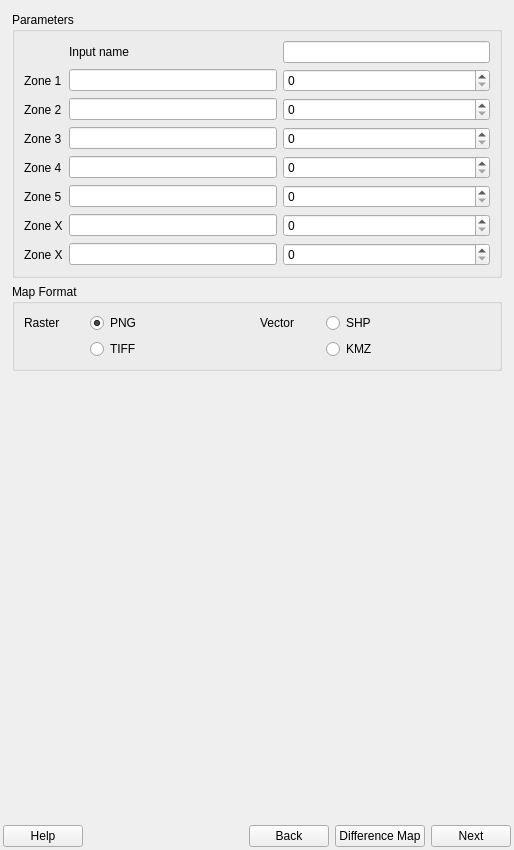
osundwajeff/qgis-plugin, file geosys/ui/templates/geosys_dockwidget_base.ui: the form before one commit.
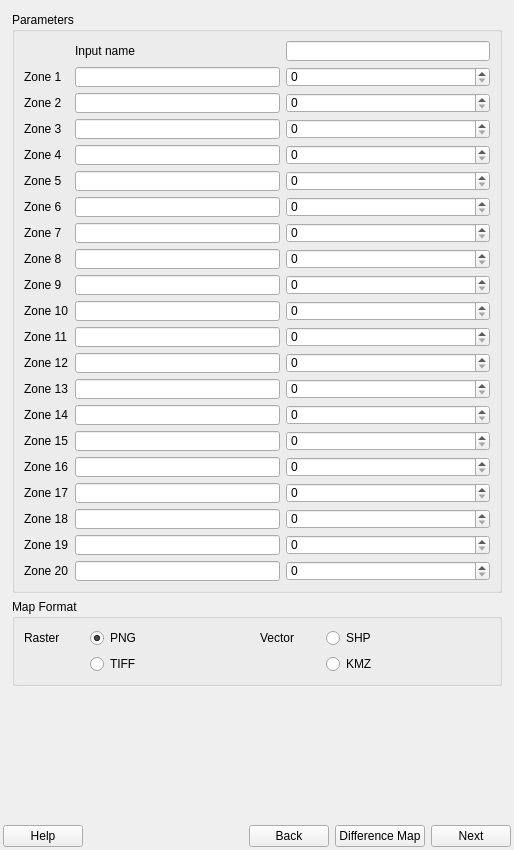
The form after the commit. The open tabs and pages were chosen to show the change.

Commit message: Dynamically show/hide elements based on the RX zone count when navigating through RX parameters

Patch:
```diff
--- a/geosys/ui/templates/geosys_dockwidget_base.ui
+++ b/geosys/ui/templates/geosys_dockwidget_base.ui
@@ -42,8 +42,7 @@
        </sizepolicy>
       </property>
       <property name="currentIndex">
-       <number>0</number>
-       <number>0</number>
+       <number>3</number>
       </property>
       <widget class="QWidget" name="coverage_form_page">
        <property name="minimumSize">
@@ -806,7 +805,7 @@
            <item row="0" column="1">
             <widget class="QSpinBox" name="fetch_rx_zones">
              <property name="maximum">
-              <number>5</number>
+              <number>20</number>
              </property>
             </widget>
            </item>
@@ -830,24 +829,323 @@
              </property>
             </widget>
            </item>
-           <item row="4" column="0">
-            <widget class="QLabel" name="zone_x_3">
+           <item row="6" column="0">
+            <widget class="QLabel" name="zone_x_5">
+             <property name="maximumSize">
+              <size>
+               <width>16777215</width>
+               <height>20</height>
+              </size>
+             </property>
              <property name="text">
-              <string>Zone 3</string>
+              <string>Zone 5</string>
+             </property>
+            </widget>
+           </item>
+           <item row="20" column="1">
+            <widget class="QLineEdit" name="zone_19_val">
+             <property name="maximumSize">
+              <size>
+               <width>16777215</width>
+               <height>20</height>
+              </size>
+             </property>
+            </widget>
+           </item>
+           <item row="12" column="0">
+            <widget class="QLabel" name="zone_x_11">
+             <property name="maximumSize">
+              <size>
+               <width>16777215</width>
+               <height>20</height>
+              </size>
+             </property>
+             <property name="text">
+              <string>Zone 11</string>
+             </property>
+            </widget>
+           </item>
+           <item row="3" column="2">
+            <widget class="QSpinBox" name="zone_2_sb">
+             <property name="maximumSize">
+              <size>
+               <width>16777215</width>
+               <height>20</height>
+              </size>
+             </property>
+             <property name="maximum">
+              <number>100</number>
+             </property>
+            </widget>
+           </item>
+           <item row="7" column="1">
+            <widget class="QLineEdit" name="zone_6_val">
+             <property name="maximumSize">
+              <size>
+               <width>16777215</width>
+               <height>20</height>
+              </size>
+             </property>
+            </widget>
+           </item>
+           <item row="2" column="2">
+            <widget class="QSpinBox" name="zone_1_sb">
+             <property name="maximumSize">
+              <size>
+               <width>16777215</width>
+               <height>20</height>
+              </size>
+             </property>
+             <property name="maximum">
+              <number>100</number>
              </property>
             </widget>
            </item>
            <item row="5" column="1">
-            <widget class="QLineEdit" name="zone_4_val"/>
+            <widget class="QLineEdit" name="zone_4_val">
+             <property name="maximumSize">
+              <size>
+               <width>16777215</width>
+               <height>20</height>
+              </size>
+             </property>
+            </widget>
+           </item>
+           <item row="16" column="2">
+            <widget class="QSpinBox" name="zone_15_sb">
+             <property name="maximumSize">
+              <size>
+               <width>16777215</width>
+               <height>20</height>
+              </size>
+             </property>
+            </widget>
+           </item>
+           <item row="20" column="0">
+            <widget class="QLabel" name="zone_x_19">
+             <property name="maximumSize">
+              <size>
+               <width>16777215</width>
+               <height>20</height>
+              </size>
+             </property>
+             <property name="text">
+              <string>Zone 19</string>
+             </property>
+            </widget>
+           </item>
+           <item row="21" column="2">
+            <widget class="QSpinBox" name="zone_20_sb">
+             <property name="maximumSize">
+              <size>
+               <width>16777215</width>
+               <height>20</height>
+              </size>
+             </property>
+            </widget>
+           </item>
+           <item row="11" column="0">
+            <widget class="QLabel" name="zone_x_10">
+             <property name="maximumSize">
+              <size>
+               <width>16777215</width>
+               <height>20</height>
+              </size>
+             </property>
+             <property name="text">
+              <string>Zone 10</string>
+             </property>
+            </widget>
+           </item>
+           <item row="12" column="2">
+            <widget class="QSpinBox" name="zone_11_sb">
+             <property name="maximumSize">
+              <size>
+               <width>16777215</width>
+               <height>20</height>
+              </size>
+             </property>
+            </widget>
+           </item>
+           <item row="7" column="2">
+            <widget class="QSpinBox" name="zone_6_sb">
+             <property name="maximumSize">
+              <size>
+               <width>16777215</width>
+               <height>20</height>
+              </size>
+             </property>
+             <property name="maximum">
+              <number>100</number>
+             </property>
+            </widget>
+           </item>
+           <item row="20" column="2">
+            <widget class="QSpinBox" name="zone_19_sb">
+             <property name="maximumSize">
+              <size>
+               <width>16777215</width>
+               <height>20</height>
+              </size>
+             </property>
+            </widget>
+           </item>
+           <item row="3" column="0">
+            <widget class="QLabel" name="zone_x_2">
+             <property name="minimumSize">
+              <size>
+               <width>0</width>
+               <height>0</height>
+              </size>
+             </property>
+             <property name="maximumSize">
+              <size>
+               <width>16777215</width>
+               <height>20</height>
+              </size>
+             </property>
+             <property name="text">
+              <string>Zone 2</string>
+             </property>
+            </widget>
+           </item>
+           <item row="15" column="0">
+            <widget class="QLabel" name="zone_x_14">
+             <property name="maximumSize">
+              <size>
+               <width>16777215</width>
+               <height>20</height>
+              </size>
+             </property>
+             <property name="text">
+              <string>Zone 14</string>
+             </property>
+            </widget>
+           </item>
+           <item row="3" column="1">
+            <widget class="QLineEdit" name="zone_2_val">
+             <property name="maximumSize">
+              <size>
+               <width>16777215</width>
+               <height>20</height>
+              </size>
+             </property>
+            </widget>
+           </item>
+           <item row="10" column="1">
+            <widget class="QLineEdit" name="zone_9_val">
+             <property name="maximumSize">
+              <size>
+               <width>16777215</width>
+               <height>20</height>
+              </size>
+             </property>
+            </widget>
            </item>
            <item row="6" column="1">
-            <widget class="QLineEdit" name="zone_5_val"/>
+            <widget class="QLineEdit" name="zone_5_val">
+             <property name="maximumSize">
+              <size>
+               <width>16777215</width>
+               <height>20</height>
+              </size>
+             </property>
+            </widget>
            </item>
-           <item row="8" column="1">
-            <widget class="QLineEdit" name="lineEdit_8"/>
+           <item row="15" column="1">
+            <widget class="QLineEdit" name="zone_14_val">
+             <property name="maximumSize">
+              <size>
+               <width>16777215</width>
+               <height>20</height>
+              </size>
+             </property>
+            </widget>
            </item>
-           <item row="0" column="2">
-            <widget class="QLineEdit" name="rx_name_line"/>
+           <item row="14" column="0">
+            <widget class="QLabel" name="zone_x_13">
+             <property name="maximumSize">
+              <size>
+               <width>16777215</width>
+               <height>20</height>
+              </size>
+             </property>
+             <property name="text">
+              <string>Zone 13</string>
+             </property>
+            </widget>
+           </item>
+           <item row="18" column="0">
+            <widget class="QLabel" name="zone_x_17">
+             <property name="maximumSize">
+              <size>
+               <width>16777215</width>
+               <height>20</height>
+              </size>
+             </property>
+             <property name="text">
+              <string>Zone 17</string>
+             </property>
+            </widget>
+           </item>
+           <item row="12" column="1">
+            <widget class="QLineEdit" name="zone_11_val">
+             <property name="maximumSize">
+              <size>
+               <width>16777215</width>
+               <height>20</height>
+              </size>
+             </property>
+            </widget>
+           </item>
+           <item row="21" column="0">
+            <widget class="QLabel" name="zone_x_20">
+             <property name="maximumSize">
+              <size>
+               <width>16777215</width>
+               <height>20</height>
+              </size>
+             </property>
+             <property name="text">
+              <string>Zone 20</string>
+             </property>
+            </widget>
+           </item>
+           <item row="16" column="0">
+            <widget class="QLabel" name="zone_x_15">
+             <property name="maximumSize">
+              <size>
+               <width>16777215</width>
+               <height>20</height>
+              </size>
+             </property>
+             <property name="text">
+              <string>Zone 15</string>
+             </property>
+            </widget>
+           </item>
+           <item row="9" column="0">
+            <widget class="QLabel" name="zone_x_8">
+             <property name="maximumSize">
+              <size>
+               <width>16777215</width>
+               <height>20</height>
+              </size>
+             </property>
+             <property name="text">
+              <string>Zone 8</string>
+             </property>
+            </widget>
+           </item>
+           <item row="17" column="1">
+            <widget class="QLineEdit" name="zone_16_val">
+             <property name="maximumSize">
+              <size>
+               <width>16777215</width>
+               <height>20</height>
+              </size>
+             </property>
+            </widget>
            </item>
            <item row="2" column="0">
             <widget class="QLabel" name="zone_x_1">
@@ -857,113 +1155,383 @@
                <height>0</height>
               </size>
              </property>
+             <property name="maximumSize">
+              <size>
+               <width>16777215</width>
+               <height>20</height>
+              </size>
+             </property>
              <property name="text">
               <string>Zone 1</string>
              </property>
             </widget>
            </item>
-           <item row="3" column="1">
-            <widget class="QLineEdit" name="zone_2_val"/>
+           <item row="4" column="0">
+            <widget class="QLabel" name="zone_x_3">
+             <property name="maximumSize">
+              <size>
+               <width>16777215</width>
+               <height>20</height>
+              </size>
+             </property>
+             <property name="text">
+              <string>Zone 3</string>
+             </property>
+            </widget>
+           </item>
+           <item row="10" column="0">
+            <widget class="QLabel" name="zone_x_9">
+             <property name="maximumSize">
+              <size>
+               <width>16777215</width>
+               <height>20</height>
+              </size>
+             </property>
+             <property name="text">
+              <string>Zone 9</string>
+             </property>
+            </widget>
            </item>
            <item row="8" column="0">
             <widget class="QLabel" name="zone_x_7">
+             <property name="maximumSize">
+              <size>
+               <width>16777215</width>
+               <height>20</height>
+              </size>
+             </property>
              <property name="text">
-              <string>Zone X</string>
+              <string>Zone 7</string>
              </property>
             </widget>
            </item>
-           <item row="6" column="0">
-            <widget class="QLabel" name="zone_x_5">
-             <property name="text">
-              <string>Zone 5</string>
+           <item row="11" column="1">
+            <widget class="QLineEdit" name="zone_10_val">
+             <property name="maximumSize">
+              <size>
+               <width>16777215</width>
+               <height>20</height>
+              </size>
+             </property>
+            </widget>
+           </item>
+           <item row="11" column="2">
+            <widget class="QSpinBox" name="zone_10_sb">
+             <property name="maximumSize">
+              <size>
+               <width>16777215</width>
+               <height>20</height>
+              </size>
              </property>
             </widget>
            </item>
            <item row="2" column="1">
-            <widget class="QLineEdit" name="zone_1_val"/>
-           </item>
-           <item row="7" column="1">
-            <widget class="QLineEdit" name="lineEdit_7"/>
-           </item>
-           <item row="4" column="1">
-            <widget class="QLineEdit" name="zone_3_val"/>
+            <widget class="QLineEdit" name="zone_1_val">
+             <property name="maximumSize">
+              <size>
+               <width>16777215</width>
+               <height>20</height>
+              </size>
+             </property>
+            </widget>
            </item>
            <item row="5" column="0">
             <widget class="QLabel" name="zone_x_4">
+             <property name="maximumSize">
+              <size>
+               <width>16777215</width>
+               <height>20</height>
+              </size>
+             </property>
              <property name="text">
               <string>Zone 4</string>
              </property>
             </widget>
            </item>
-           <item row="3" column="0">
-            <widget class="QLabel" name="zone_x_2">
-             <property name="minimumSize">
+           <item row="14" column="2">
+            <widget class="QSpinBox" name="zone_13_sb">
+             <property name="maximumSize">
               <size>
-               <width>0</width>
-               <height>0</height>
+               <width>16777215</width>
+               <height>20</height>
               </size>
              </property>
-             <property name="text">
-              <string>Zone 2</string>
-             </property>
             </widget>
            </item>
-           <item row="7" column="0">
-            <widget class="QLabel" name="zone_x_6">
-             <property name="text">
-              <string>Zone X</string>
+           <item row="10" column="2">
+            <widget class="QSpinBox" name="zone_9_sb">
+             <property name="maximumSize">
+              <size>
+               <width>16777215</width>
+               <height>20</height>
+              </size>
              </property>
             </widget>
            </item>
-           <item row="2" column="2">
-            <widget class="QSpinBox" name="zone_1_sb">
-             <property name="maximum">
-              <number>100</number>
+           <item row="4" column="1">
+            <widget class="QLineEdit" name="zone_3_val">
+             <property name="maximumSize">
+              <size>
+               <width>16777215</width>
+               <height>20</height>
+              </size>
              </property>
             </widget>
            </item>
-           <item row="3" column="2">
-            <widget class="QSpinBox" name="zone_2_sb">
-             <property name="maximum">
-              <number>100</number>
+           <item row="13" column="1">
+            <widget class="QLineEdit" name="zone_12_val">
+             <property name="maximumSize">
+              <size>
+               <width>16777215</width>
+               <height>20</height>
+              </size>
              </property>
             </widget>
            </item>
-           <item row="4" column="2">
-            <widget class="QSpinBox" name="zone_3_sb">
-             <property name="maximum">
-              <number>100</number>
+           <item row="19" column="2">
+            <widget class="QSpinBox" name="zone_18_sb">
+             <property name="maximumSize">
+              <size>
+               <width>16777215</width>
+               <height>20</height>
+              </size>
              </property>
             </widget>
            </item>
-           <item row="5" column="2">
-            <widget class="QSpinBox" name="zone_4_sb">
-             <property name="maximum">
-              <number>100</number>
+           <item row="15" column="2">
+            <widget class="QSpinBox" name="zone_14_sb">
+             <property name="maximumSize">
+              <size>
+               <width>16777215</width>
+               <height>20</height>
+              </size>
              </property>
             </widget>
            </item>
            <item row="6" column="2">
             <widget class="QSpinBox" name="zone_5_sb">
+             <property name="maximumSize">
+              <size>
+               <width>16777215</width>
+               <height>20</height>
+              </size>
+             </property>
              <property name="maximum">
               <number>100</number>
              </property>
             </widget>
            </item>
-           <item row="7" column="2">
-            <widget class="QSpinBox" name="zone_6_sb">
+           <item row="4" column="2">
+            <widget class="QSpinBox" name="zone_3_sb">
+             <property name="maximumSize">
+              <size>
+               <width>16777215</width>
+               <height>20</height>
+              </size>
+             </property>
              <property name="maximum">
               <number>100</number>
              </property>
             </widget>
            </item>
+           <item row="8" column="1">
+            <widget class="QLineEdit" name="zone_7_val">
+             <property name="maximumSize">
+              <size>
+               <width>16777215</width>
+               <height>20</height>
+              </size>
+             </property>
+            </widget>
+           </item>
+           <item row="9" column="1">
+            <widget class="QLineEdit" name="zone_8_val">
+             <property name="maximumSize">
+              <size>
+               <width>16777215</width>
+               <height>20</height>
+              </size>
+             </property>
+            </widget>
+           </item>
+           <item row="0" column="2">
+            <widget class="QLineEdit" name="rx_name_line">
+             <property name="maximumSize">
+              <size>
+               <width>16777215</width>
+               <height>20</height>
+              </size>
+             </property>
+            </widget>
+           </item>
+           <item row="19" column="1">
+            <widget class="QLineEdit" name="zone_18_val">
+             <property name="maximumSize">
+              <size>
+               <width>16777215</width>
+               <height>20</height>
+              </size>
+             </property>
+            </widget>
+           </item>
+           <item row="17" column="0">
+            <widget class="QLabel" name="zone_x_16">
+             <property name="maximumSize">
+              <size>
+               <width>16777215</width>
+               <height>20</height>
+              </size>
+             </property>
+             <property name="text">
+              <string>Zone 16</string>
+             </property>
+            </widget>
+           </item>
+           <item row="18" column="2">
+            <widget class="QSpinBox" name="zone_17_sb">
+             <property name="maximumSize">
+              <size>
+               <width>16777215</width>
+               <height>20</height>
+              </size>
+             </property>
+            </widget>
+           </item>
+           <item row="7" column="0">
+            <widget class="QLabel" name="zone_x_6">
+             <property name="maximumSize">
+              <size>
+               <width>16777215</width>
+               <height>20</height>
+              </size>
+             </property>
+             <property name="text">
+              <string>Zone 6</string>
+             </property>
+            </widget>
+           </item>
+           <item row="16" column="1">
+            <widget class="QLineEdit" name="zone_15_val">
+             <property name="maximumSize">
+              <size>
+               <width>16777215</width>
+               <height>20</height>
+              </size>
+             </property>
+            </widget>
+           </item>
+           <item row="9" column="2">
+            <widget class="QSpinBox" name="zone_8_sb">
+             <property name="maximumSize">
+              <size>
+               <width>16777215</width>
+               <height>20</height>
+              </size>
+             </property>
+            </widget>
+           </item>
+           <item row="14" column="1">
+            <widget class="QLineEdit" name="zone_13_val">
+             <property name="maximumSize">
+              <size>
+               <width>16777215</width>
+               <height>20</height>
+              </size>
+             </property>
+            </widget>
+           </item>
+           <item row="13" column="2">
+            <widget class="QSpinBox" name="zone_12_sb">
+             <property name="maximumSize">
+              <size>
+               <width>16777215</width>
+               <height>20</height>
+              </size>
+             </property>
+            </widget>
+           </item>
+           <item row="13" column="0">
+            <widget class="QLabel" name="zone_x_12">
+             <property name="maximumSize">
+              <size>
+               <width>16777215</width>
+               <height>20</height>
+              </size>
+             </property>
+             <property name="text">
+              <string>Zone 12</string>
+             </property>
+            </widget>
+           </item>
+           <item row="18" column="1">
+            <widget class="QLineEdit" name="zone_17_val">
+             <property name="maximumSize">
+              <size>
+               <width>16777215</width>
+               <height>20</height>
+              </size>
+             </property>
+            </widget>
+           </item>
+           <item row="17" column="2">
+            <widget class="QSpinBox" name="zone_16_sb">
+             <property name="maximumSize">
+              <size>
+               <width>16777215</width>
+               <height>20</height>
+              </size>
+             </property>
+            </widget>
+           </item>
            <item row="8" column="2">
             <widget class="QSpinBox" name="zone_7_sb">
+             <property name="maximumSize">
+              <size>
+               <width>16777215</width>
+               <height>20</height>
+              </size>
+             </property>
              <property name="maximum">
               <number>100</number>
              </property>
             </widget>
            </item>
+           <item row="5" column="2">
+            <widget class="QSpinBox" name="zone_4_sb">
+             <property name="maximumSize">
+              <size>
+               <width>16777215</width>
+               <height>20</height>
+              </size>
+             </property>
+             <property name="maximum">
+              <number>100</number>
+             </property>
+            </widget>
+           </item>
+           <item row="21" column="1">
+            <widget class="QLineEdit" name="zone_20_val">
+             <property name="maximumSize">
+              <size>
+               <width>16777215</width>
+               <height>20</height>
+              </size>
+             </property>
+            </widget>
+           </item>
+           <item row="19" column="0">
+            <widget class="QLabel" name="zone_x_18">
+             <property name="maximumSize">
+              <size>
+               <width>16777215</width>
+               <height>20</height>
+              </size>
+             </property>
+             <property name="text">
+              <string>Zone 18</string>
+             </property>
+            </widget>
+           </item>
           </layout>
          </widget>
         </item>
```
The commit also changes 1 other file.
